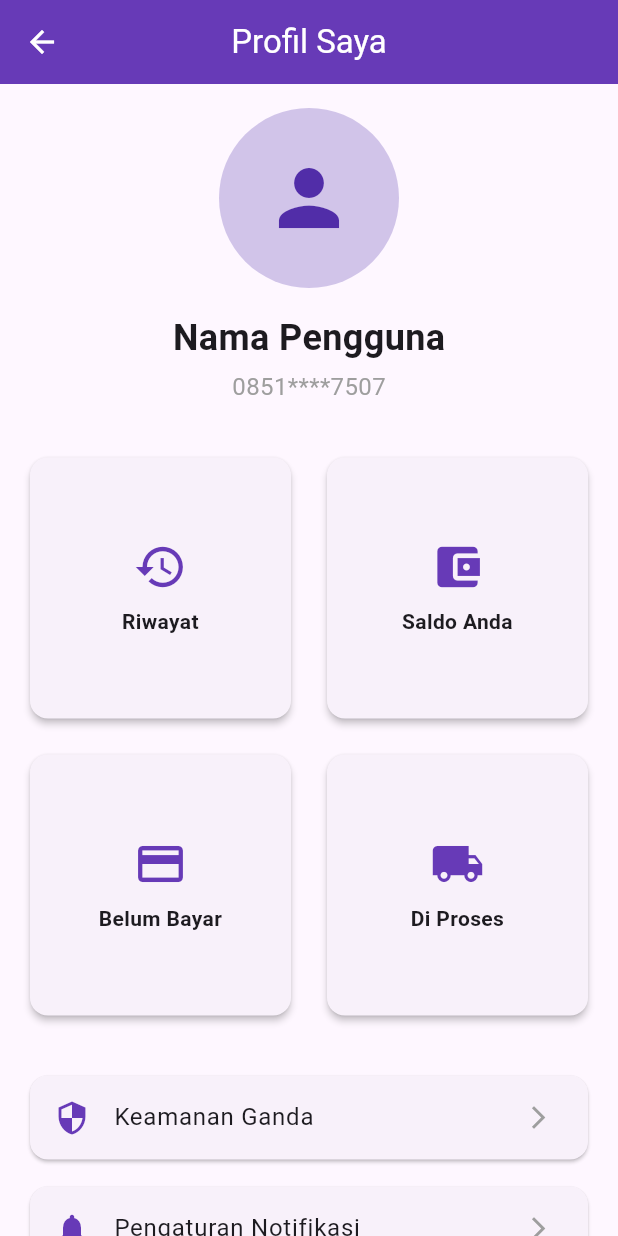
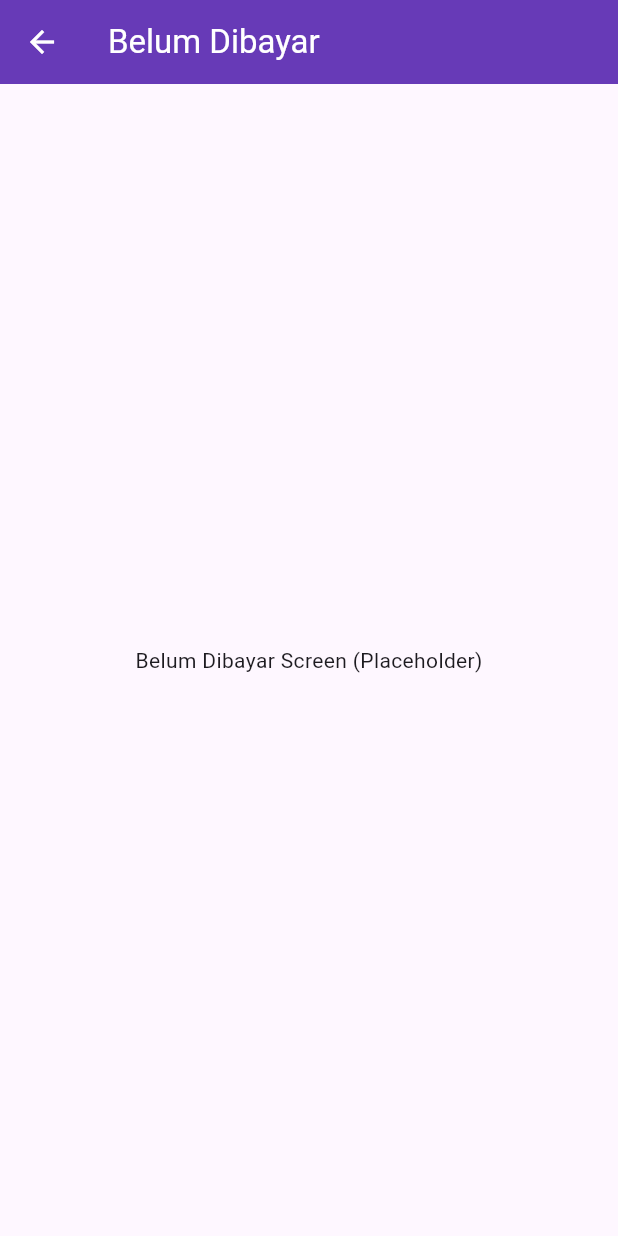
Before and after one commit to piksemos-org/piksel_mos, a Flutter app: the AkunSayaScreen screen opened directly, after a tap on "Belum Bayar", on a phone screen of 412 x 824 dp. Run offline on Flutter 3.47's test engine with Material 3 defaults, Android fonts, the phone set to English and light mode, and no system bars; our stand-ins replace cached_network_image, shared_preferences; accounts and stored records are empty.

Commit message:
Terbaru 2

```diff
--- a/lib/screens/home/akun_saya_screen.dart
+++ b/lib/screens/home/akun_saya_screen.dart
@@ -1,14 +1,50 @@
 // lib/screens/home/akun_saya_screen.dart
 import 'package:flutter/material.dart';
+import 'package:cached_network_image/cached_network_image.dart'; // Untuk foto profil dari network
 import 'package:piksel_mos/screens/auth/login_screen.dart'; // Untuk navigasi logout
 
-class AkunSayaScreen extends StatelessWidget {
-  const AkunSayaScreen({super.key});
+// Import halaman-halaman navigasi placeholder yang baru dibuat/dipindahkan
+import 'package:piksel_mos/screens/profile/navigasi/riwayat_screen.dart';
+import 'package:piksel_mos/screens/profile/navigasi/saldo_anda_screen.dart';
+import 'package:piksel_mos/screens/profile/navigasi/belum_dibayar_screen.dart';
+import 'package:piksel_mos/screens/profile/navigasi/di_proses_screen.dart';
+import 'package:piksel_mos/screens/profile/settings/profile_settings_screen.dart';
+import 'package:piksel_mos/screens/profile/settings/notification_settings_screen.dart';
+import 'package:piksel_mos/screens/profile/settings/chat_piksel_mos_screen.dart';
+import 'package:piksel_mos/screens/profile/settings/pusat_bantuan_screen.dart';
+
+
+class AkunSayaScreen extends StatefulWidget { // Diubah menjadi StatefulWidget
+  // Data pengguna yang akan diterima dari LoginScreen atau penyimpanan lokal
+  final String userName;
+  final String userEmail;
+  final String userPhoneNumber;
+  final String? userPhotoUrl; // Opsional, jika ada URL foto profil
+
+  const AkunSayaScreen({
+    super.key,
+    this.userName = 'Nama Pengguna', // Default placeholder
+    this.userEmail = 'email@contoh.com', // Default placeholder
+    this.userPhoneNumber = '081234567890', // Default placeholder
+    this.userPhotoUrl,
+  });
+
+  @override
+  State<AkunSayaScreen> createState() => _AkunSayaScreenState();
+}
+
+class _AkunSayaScreenState extends State<AkunSayaScreen> {
 
   // Fungsi utility untuk masking nomor HP
-  String _maskedPhoneNumber(String phone) {
-    if (phone.length < 8) return phone; // Jika terlalu pendek, tidak di-mask
-    return '${phone.substring(0, 4)}****${phone.substring(phone.length - 4)}';
+  String _maskPhoneNumber(String phoneNumber) {
+    if (phoneNumber.length < 9) return phoneNumber; // Minimal panjang untuk masking
+    return '${phoneNumber.substring(0, 4)}****${phoneNumber.substring(phoneNumber.length - 4)}';
+  }
+
+  // Placeholder untuk fungsi unggah foto
+  void _uploadProfilePicture() {
+    print('Buka galeri untuk unggah foto profil');
+    // Implementasi real akan melibatkan image_picker package dan upload ke server
   }
 
   @override
@@ -30,63 +66,97 @@ class AkunSayaScreen extends StatelessWidget {
               Center(
                 child: Column(
                   children: [
+                    Stack(
+                      children: [
                         CircleAvatar(
                           radius: 60,
                           backgroundColor: Colors.deepPurple.shade100,
-                      child: Icon(
+                          backgroundImage: widget.userPhotoUrl != null && widget.userPhotoUrl!.isNotEmpty
+                              ? CachedNetworkImageProvider(widget.userPhotoUrl!) as ImageProvider<Object>?
+                              : null,
+                          child: widget.userPhotoUrl == null || widget.userPhotoUrl!.isEmpty
+                              ? Icon(
                             Icons.person,
                             size: 60,
                             color: Colors.deepPurple.shade700,
+                          )
+                              : null,
+                        ),
+                        Positioned(
+                          bottom: 0,
+                          right: 0,
+                          child: InkWell(
+                            onTap: _uploadProfilePicture,
+                            child: CircleAvatar(
+                              radius: 18,
+                              backgroundColor: Colors.deepPurple,
+                              child: const Icon(
+                                Icons.camera_alt,
+                                size: 18,
+                                color: Colors.white,
                               ),
                             ),
+                          ),
+                        ),
+                      ],
+                    ),
                     const SizedBox(height: 16),
-                    const Text(
-                      'Nama Pengguna', // Placeholder Nama Pengguna
-                      style: TextStyle(fontSize: 24, fontWeight: FontWeight.bold),
+                    Text(
+                      widget.userName, // Menggunakan nama pengguna dari properti widget
+                      style: Theme.of(context).textTheme.headlineSmall?.copyWith(fontWeight: FontWeight.bold),
                     ),
                     const SizedBox(height: 4),
                     Text(
-                      _maskedPhoneNumber('085157447507'), // Placeholder Nomor HP dengan masking
+                      _maskPhoneNumber(widget.userPhoneNumber), // Menggunakan nomor HP dari properti widget
                       style: const TextStyle(fontSize: 16, color: Colors.grey),
+                    ),
+                    const SizedBox(height: 4),
+                    Text(
+                      widget.userEmail, // Menampilkan email
+                      style: const TextStyle(fontSize: 14, color: Colors.grey),
                     ),
                   ],
                 ),
               ),
               const SizedBox(height: 32),
 
-              // Bagian Tengah: Kotak Navigasi (Grid 2x2)
-              GridView.count(
-                shrinkWrap: true, // Agar GridView mengambil ruang sesuai isinya
-                physics: const NeverScrollableScrollPhysics(), // Nonaktifkan scrolling GridView
-                crossAxisCount: 2, // 2 kolom
+              // Bagian Tengah: Kotak Navigasi (Grid 2x2 yang Lebih Kecil)
+              Padding(
+                padding: const EdgeInsets.symmetric(horizontal: 0.0), // Menyesuaikan padding untuk efek lebih luas
+                child: GridView.count(
+                  shrinkWrap: true,
+                  physics: const NeverScrollableScrollPhysics(),
+                  crossAxisCount: 2,
                   crossAxisSpacing: 16.0,
                   mainAxisSpacing: 16.0,
+                  childAspectRatio: 1.8, // Menyesuaikan rasio aspek agar kotak lebih kecil
                   children: [
                     _buildNavigationCard(
                       context,
                       icon: Icons.history,
                       title: 'Riwayat',
-                    onTap: () => print('Navigasi ke Riwayat'),
+                      onTap: () => Navigator.push(context, MaterialPageRoute(builder: (context) => const RiwayatScreen())),
                     ),
                     _buildNavigationCard(
                       context,
                       icon: Icons.account_balance_wallet,
                       title: 'Saldo Anda',
-                    onTap: () => print('Navigasi ke Saldo Anda'),
+                      onTap: () => Navigator.push(context, MaterialPageRoute(builder: (context) => const SaldoAndaScreen())),
                     ),
                     _buildNavigationCard(
                       context,
-                    icon: Icons.payment,
+                      icon: Icons.receipt, // Ikon baru untuk Belum Bayar
                       title: 'Belum Bayar',
-                    onTap: () => print('Navigasi ke Belum Bayar'),
+                      onTap: () => Navigator.push(context, MaterialPageRoute(builder: (context) => const BelumDibayarScreen())),
                     ),
                     _buildNavigationCard(
                       context,
                       icon: Icons.local_shipping,
                       title: 'Di Proses',
-                    onTap: () => print('Navigasi ke Di Proses'),
+                      onTap: () => Navigator.push(context, MaterialPageRoute(builder: (context) => const DiProsesScreen())),
                     ),
                   ],
+                ),
               ),
               const SizedBox(height: 32),
 
@@ -95,30 +165,30 @@ class AkunSayaScreen extends StatelessWidget {
                 children: [
                   _buildSettingTile(
                     context,
-                    icon: Icons.security,
-                    title: 'Keamanan Ganda',
-                    onTap: () => print('Navigasi ke Profile Setting (Keamanan Ganda)'),
+                    icon: Icons.settings, // Ikon baru untuk Profile Setting
+                    title: 'Profile Setting',
+                    onTap: () => Navigator.push(context, MaterialPageRoute(builder: (context) => const ProfileSettingScreen())),
                   ),
                   const SizedBox(height: 10),
                   _buildSettingTile(
                     context,
                     icon: Icons.notifications,
                     title: 'Pengaturan Notifikasi',
-                    onTap: () => print('Navigasi ke Notification Settings'),
+                    onTap: () => Navigator.push(context, MaterialPageRoute(builder: (context) => const NotificationSettingsScreen())),
                   ),
                   const SizedBox(height: 10),
                   _buildSettingTile(
                     context,
                     icon: Icons.chat,
                     title: 'Chat Piksel.mos',
-                    onTap: () => print('Buka Chat CS'),
+                    onTap: () => Navigator.push(context, MaterialPageRoute(builder: (context) => const ChatPikselMosScreen())),
                   ),
                   const SizedBox(height: 10),
                   _buildSettingTile(
                     context,
                     icon: Icons.help_outline,
                     title: 'Pusat Bantuan',
-                    onTap: () => print('Navigasi ke Pusat Bantuan'),
+                    onTap: () => Navigator.push(context, MaterialPageRoute(builder: (context) => const PusatBantuanScreen())),
                   ),
                   const SizedBox(height: 24),
                   // Tombol Logout
@@ -130,7 +200,6 @@ class AkunSayaScreen extends StatelessWidget {
                     ),
                     trailing: const Icon(Icons.arrow_forward_ios, color: Colors.red, size: 18),
                     onTap: () {
-                      // Fungsionalitas Logout: Kembali ke LoginScreen dan hapus semua route
                       Navigator.pushAndRemoveUntil(
                         context,
                         MaterialPageRoute(builder: (context) => const LoginScreen()),
@@ -161,16 +230,16 @@ class AkunSayaScreen extends StatelessWidget {
         elevation: 2,
         shape: RoundedRectangleBorder(borderRadius: BorderRadius.circular(12.0)),
         child: Padding(
-          padding: const EdgeInsets.all(12.0),
+          padding: const EdgeInsets.all(8.0), // Padding disesuaikan agar lebih kecil
           child: Column(
             mainAxisAlignment: MainAxisAlignment.center,
             children: [
-              Icon(icon, size: 36, color: Colors.deepPurple),
-              const SizedBox(height: 8),
+              Icon(icon, size: 30, color: Colors.deepPurple), // Ukuran ikon disesuaikan
+              const SizedBox(height: 4), // Spasi dikurangi
               Text(
                 title,
                 textAlign: TextAlign.center,
-                style: const TextStyle(fontSize: 14, fontWeight: FontWeight.w600),
+                style: const TextStyle(fontSize: 12, fontWeight: FontWeight.w600), // Ukuran teks disesuaikan
               ),
             ],
           ),
--- /dev/null
+++ b/lib/screens/profile/navigasi/belum_dibayar_screen.dart
@@ -0,0 +1,20 @@
+// lib/screens/profile/navigasi/belum_dibayar_screen.dart
+import 'package:flutter/material.dart';
+
+class BelumDibayarScreen extends StatelessWidget {
+  const BelumDibayarScreen({super.key});
+
+  @override
+  Widget build(BuildContext context) {
+    return Scaffold(
+      appBar: AppBar(
+        title: const Text('Belum Dibayar'),
+        backgroundColor: Colors.deepPurple,
+        foregroundColor: Colors.white,
+      ),
+      body: const Center(
+        child: Text('Belum Dibayar Screen (Placeholder)'),
+      ),
+    );
+  }
+}
```
Also changed, not shown: lib/screens/profile/navigasi/di_proses_screen.dart (added, +20 -0 lines), lib/screens/profile/navigasi/riwayat_screen.dart (added, +20 -0 lines), lib/screens/profile/navigasi/saldo_anda_screen.dart (added, +20 -0 lines), lib/screens/profile/settings/chat_piksel_mos_screen.dart (added, +20 -0 lines), lib/screens/profile/settings/notification_settings_screen.dart (added, +20 -0 lines), lib/screens/profile/settings/profile_settings_screen.dart (added, +20 -0 lines), lib/screens/profile/settings/pusat_bantuan_screen.dart (added, +20 -0 lines). Lines whose indentation alone changed are shown as unchanged.
